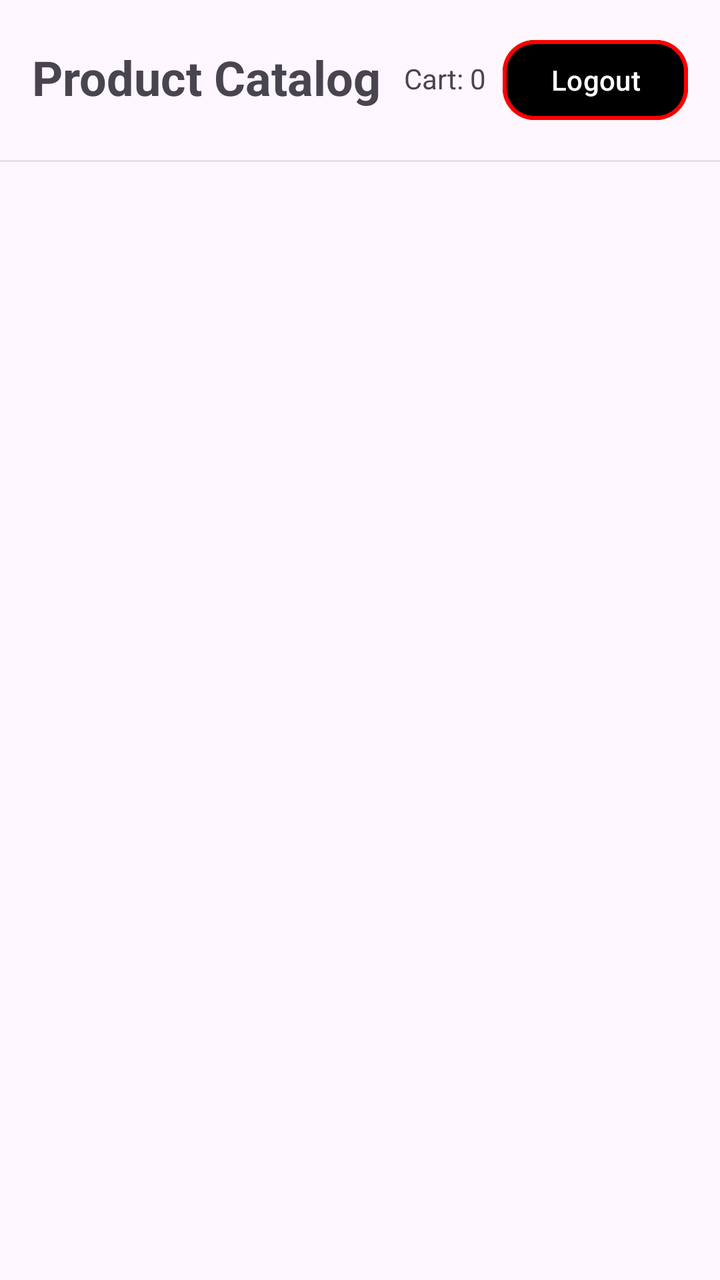
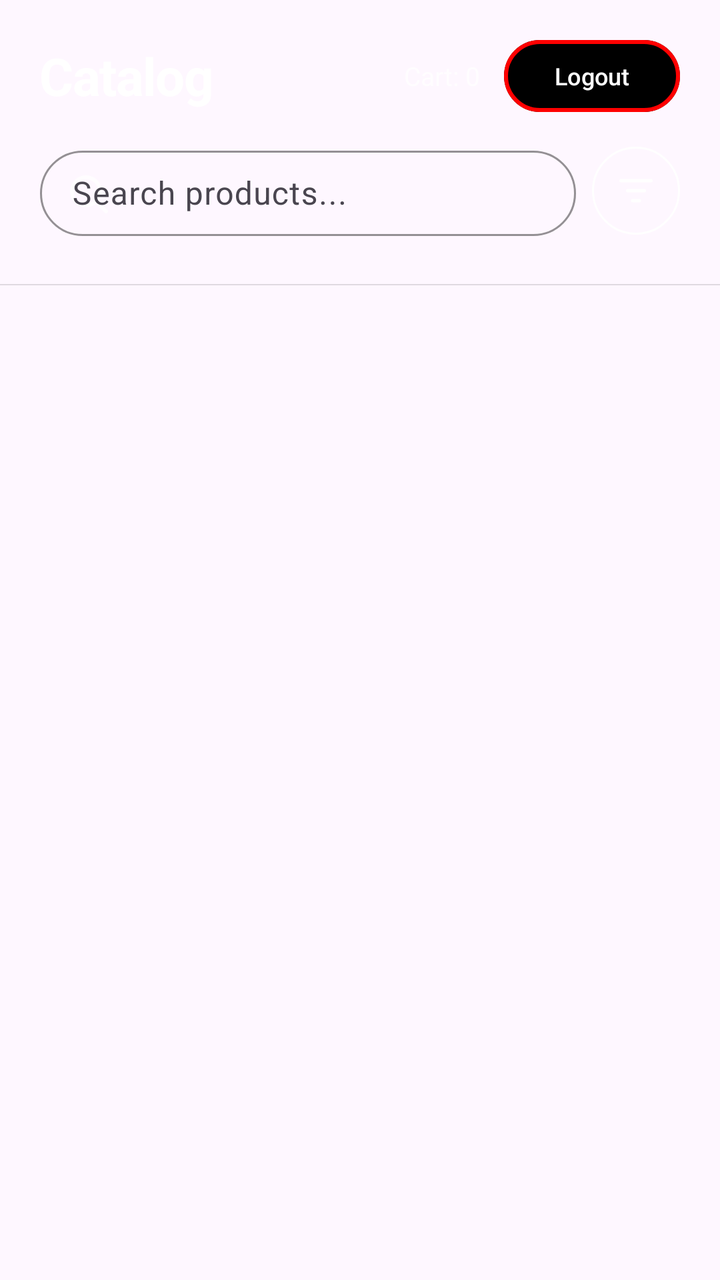

Before-and-after screenshots of an Android layout around one commit, followed by the original layout XML and the change that was made.
<!-- AndroidManifest.xml: application theme Theme.Lab1 -->
<!-- res/layout/view_catalog_header.xml -->
<?xml version="1.0" encoding="utf-8"?>
<LinearLayout xmlns:android="http://schemas.android.com/apk/res/android"
    android:orientation="vertical"
    android:layout_width="match_parent"
    android:layout_height="wrap_content">

    <LinearLayout
        android:orientation="horizontal"
        android:padding="16dp"
        android:layout_width="match_parent"
        android:layout_height="wrap_content"
        android:gravity="center_vertical">

        <TextView
            android:id="@+id/titleText"
            android:text="Product Catalog"
            android:textSize="24sp"
            android:textStyle="bold"
            android:layout_weight="1"
            android:layout_width="0dp"
            android:layout_height="wrap_content"
            android:includeFontPadding="false"/>

        <TextView
            android:id="@+id/cartCountText"
            android:text="Cart: 0"
            android:layout_marginEnd="8dp"
            android:layout_width="wrap_content"
            android:layout_height="wrap_content"
            android:includeFontPadding="false"/>

        <com.google.android.material.button.MaterialButton
            android:id="@+id/logoutButton"
            style="@style/LogoutButton"
            android:layout_width="wrap_content"
            android:layout_height="wrap_content"
            android:text="Logout"/>
    </LinearLayout>

    <View
        android:layout_width="match_parent"
        android:layout_height="1dp"
        android:alpha="0.3"
        android:background="@android:color/darker_gray"/>
</LinearLayout>
<!-- resources referenced by this layout -->
<resources>
  <style name="LogoutButton" parent="Widget.Material3.Button">
          <item name="backgroundTint">@android:color/black</item>
          <item name="strokeColor">#FF0000</item>
          <item name="strokeWidth">2dp</item>
          <item name="cornerRadius">16dp</item>
          <item name="android:textColor">@android:color/white</item>
          <item name="rippleColor">#33FFFFFF</item>
          <item name="android:textAllCaps">false</item>
      </style>
  <style name="Theme.Lab1" parent="Theme.Material3.Light.NoActionBar">
          <item name="colorPrimary">#1C1C1E</item>
          <item name="colorOnPrimary">@color/white</item>
          <item name="colorPrimaryContainer">@color/blue_container</item>
          <item name="colorSecondaryContainer">@color/nav_indicator</item>
          <item name="colorOnSecondaryContainer">@color/nav_active</item>
          <item name="colorControlHighlight">#33FFFFFF</item>
          <item name="elevationOverlayEnabled">false</item>
          <item name="android:statusBarColor">@color/status_bar</item>
          <item name="android:windowLightStatusBar">false</item>
          <item name="materialButtonStyle">@style/WhiteButtonStyle</item>
      </style>
  <color name="white">#FFFFFFFF</color>
  <color name="blue_container">#FF0A5C00</color>
  <color name="nav_indicator">#2C2C2E</color>
  <color name="nav_active">#00FF41</color>
  <color name="status_bar">#000000</color>
  <style name="WhiteButtonStyle" parent="Widget.Material3.Button">
          <item name="backgroundTint">@color/white</item>
          <item name="android:textColor">#000000</item>
      </style>
</resources>

<!-- the commit's change to res/layout/view_catalog_header.xml (unified diff, before → after) -->
@@ -1,45 +1,136 @@
 <?xml version="1.0" encoding="utf-8"?>
 <LinearLayout xmlns:android="http://schemas.android.com/apk/res/android"
+    xmlns:app="http://schemas.android.com/apk/res-auto"
     android:orientation="vertical"
     android:layout_width="match_parent"
     android:layout_height="wrap_content">
 
     <LinearLayout
         android:orientation="horizontal"
-        android:padding="16dp"
+        android:paddingHorizontal="20dp"
+        android:paddingTop="20dp"
+        android:paddingBottom="8dp"
         android:layout_width="match_parent"
         android:layout_height="wrap_content"
         android:gravity="center_vertical">
 
         <TextView
             android:id="@+id/titleText"
-            android:text="Product Catalog"
-            android:textSize="24sp"
+            android:text="Catalog"
+            android:textSize="26sp"
             android:textStyle="bold"
+            android:letterSpacing="-0.02"
+            android:textColor="@color/text_primary"
             android:layout_weight="1"
             android:layout_width="0dp"
-            android:layout_height="wrap_content"
-            android:includeFontPadding="false"/>
+            android:layout_height="wrap_content"/>
 
         <TextView
             android:id="@+id/cartCountText"
             android:text="Cart: 0"
-            android:layout_marginEnd="8dp"
+            android:textSize="13sp"
+            android:textColor="@color/text_secondary"
+            android:layout_marginEnd="12dp"
             android:layout_width="wrap_content"
-            android:layout_height="wrap_content"
-            android:includeFontPadding="false"/>
+            android:layout_height="wrap_content"/>
 
         <com.google.android.material.button.MaterialButton
             android:id="@+id/logoutButton"
             style="@style/LogoutButton"
             android:layout_width="wrap_content"
+            android:layout_height="36dp"
+            android:insetTop="0dp"
+            android:insetBottom="0dp"
+            android:text="Logout"
+            android:textSize="12sp"
+            android:textColor="@color/white"
+            app:cornerRadius="18dp"/>
+    </LinearLayout>
+
+    <LinearLayout
+        android:layout_width="match_parent"
+        android:layout_height="wrap_content"
+        android:orientation="horizontal"
+        android:paddingHorizontal="20dp"
+        android:paddingTop="6dp"
+        android:paddingBottom="12dp"
+        android:gravity="center_vertical">
+
+        <com.google.android.material.textfield.TextInputLayout
+            android:id="@+id/searchLayout"
+            style="@style/Widget.Material3.TextInputLayout.OutlinedBox.Dense"
+            android:layout_width="0dp"
+            android:layout_height="48dp"
+            android:layout_weight="1"
+            android:hint="Search products..."
+            app:hintTextColor="@color/text_secondary"
+            app:startIconDrawable="@drawable/ic_search"
+            app:startIconTint="@color/text_secondary"
+            app:boxStrokeColor="@color/text_secondary"
+            app:boxCornerRadiusTopStart="22dp"
+            app:boxCornerRadiusTopEnd="22dp"
+            app:boxCornerRadiusBottomStart="22dp"
+            app:boxCornerRadiusBottomEnd="22dp"
+            app:boxCollapsedPaddingTop="0dp">
+
+            <com.google.android.material.textfield.TextInputEditText
+                android:id="@+id/searchInput"
+                android:layout_width="match_parent"
+                android:layout_height="wrap_content"
+                android:textColor="@color/text_primary"
+                android:inputType="text"
+                android:imeOptions="actionSearch"/>
+        </com.google.android.material.textfield.TextInputLayout>
+
+        <FrameLayout
+            android:layout_width="wrap_content"
+            android:layout_height="47dp"
+            android:paddingTop="3dp"
+            android:layout_marginStart="8dp">
+
+            <com.google.android.material.button.MaterialButton
+                android:id="@+id/filterButton"
+                style="@style/Widget.Material3.Button.OutlinedButton.Icon"
+                android:layout_width="44dp"
+                android:layout_height="44dp"
+                android:minWidth="0dp"
+                android:minHeight="0dp"
+                android:padding="0dp"
+                android:insetTop="0dp"
+                android:insetBottom="0dp"
+                app:icon="@drawable/ic_sort"
+                app:iconTint="@color/white"
+                android:paddingTop="0dp"
+                app:strokeColor="@color/white"
+                app:iconGravity="textStart"
+                app:iconPadding="0dp"
+                app:iconSize="20dp"
+                app:cornerRadius="24dp"/>
+        </FrameLayout>
+
+    </LinearLayout>
+
+    <HorizontalScrollView
+        android:layout_width="match_parent"
+        android:layout_height="wrap_content"
+        android:scrollbars="none"
+        android:paddingHorizontal="20dp"
+        android:paddingBottom="0dp"
+        android:clipToPadding="false">
+
+        <LinearLayout
+            android:id="@+id/chipGroup"
+            android:layout_width="wrap_content"
             android:layout_height="wrap_content"
-            android:text="Logout"/>
-    </LinearLayout>
+            android:orientation="horizontal"
+            android:paddingBottom="8dp"
+            android:gravity="center_vertical"/>
+    </HorizontalScrollView>
 
     <View
         android:layout_width="match_parent"
-        android:layout_height="1dp"
-        android:alpha="0.3"
-        android:background="@android:color/darker_gray"/>
+        android:layout_height="0.5dp"
+        android:layout_marginTop="4dp"
+        android:background="?android:attr/listDivider"/>
+
 </LinearLayout>
<!-- resource entries referenced after the edit -->
@@ -1,5 +1,53 @@
 <!-- resources referenced by this layout -->
 <resources>
+  <color name="text_primary">#FFFFFFFF</color>
+  <color name="text_secondary">#B3FFFFFF</color>
+  <color name="white">#FFFFFFFF</color>
+  <!-- drawable ic_search (drawable) -->
+  <vector xmlns:android="http://schemas.android.com/apk/res/android"
+      android:width="24dp"
+      android:height="24dp"
+      android:viewportWidth="24"
+      android:viewportHeight="24">
+      <path
+          android:fillColor="@android:color/transparent"
+          android:strokeColor="@android:color/white"
+          android:strokeWidth="2"
+          android:strokeLineCap="round"
+          android:strokeLineJoin="round"
+          android:pathData="M11,11m-7,0a7,7 0,1 1,14 0a7,7 0,1 1,-14 0"/>
+      <path
+          android:fillColor="@android:color/transparent"
+          android:strokeColor="@android:color/white"
+          android:strokeWidth="2"
+          android:strokeLineCap="round"
+          android:pathData="M16,16L21,21"/>
+  </vector>
+  <!-- drawable ic_sort (drawable) -->
+  <vector xmlns:android="http://schemas.android.com/apk/res/android"
+      android:width="24dp"
+      android:height="24dp"
+      android:viewportWidth="24"
+      android:viewportHeight="24">
+      <path
+          android:fillColor="@android:color/transparent"
+          android:strokeColor="@android:color/white"
+          android:strokeWidth="2"
+          android:strokeLineCap="round"
+          android:pathData="M3,6H21"/>
+      <path
+          android:fillColor="@android:color/transparent"
+          android:strokeColor="@android:color/white"
+          android:strokeWidth="2"
+          android:strokeLineCap="round"
+          android:pathData="M7,12H17"/>
+      <path
+          android:fillColor="@android:color/transparent"
+          android:strokeColor="@android:color/white"
+          android:strokeWidth="2"
+          android:strokeLineCap="round"
+          android:pathData="M10,18H14"/>
+  </vector>
   <style name="LogoutButton" parent="Widget.Material3.Button">
           <item name="backgroundTint">@android:color/black</item>
           <item name="strokeColor">#FF0000</item>
@@ -21,7 +69,6 @@
           <item name="android:windowLightStatusBar">false</item>
           <item name="materialButtonStyle">@style/WhiteButtonStyle</item>
       </style>
-  <color name="white">#FFFFFFFF</color>
   <color name="blue_container">#FF0A5C00</color>
   <color name="nav_indicator">#2C2C2E</color>
   <color name="nav_active">#00FF41</color>
